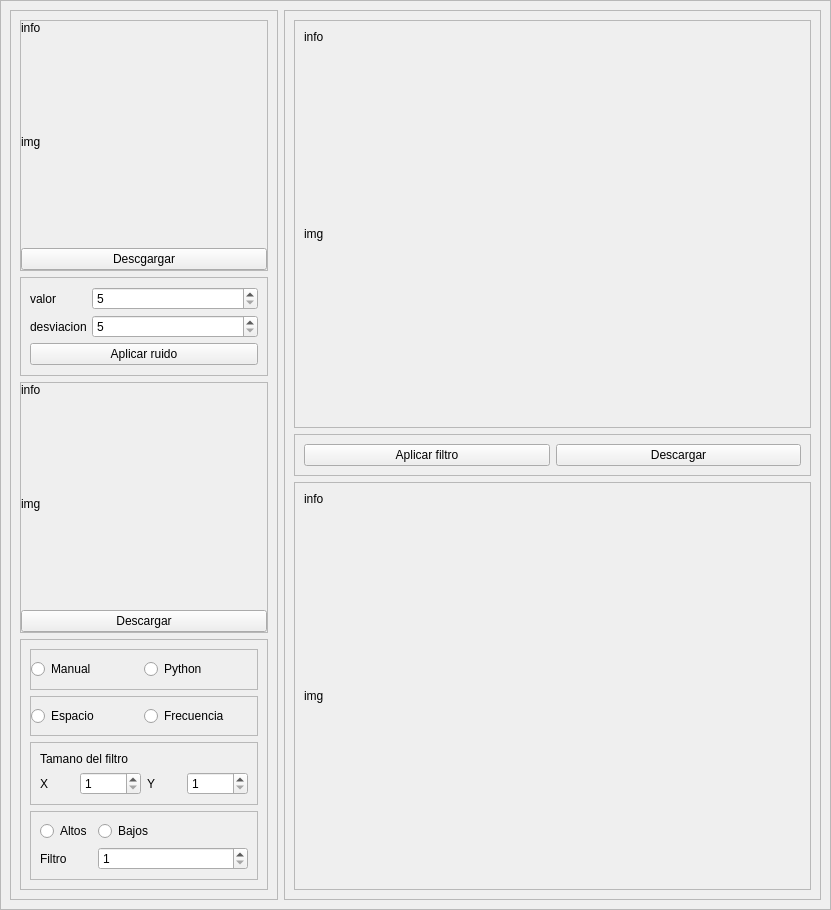
First picture: the form in gui2.ui, repository leninrkb/reduccion-de-ruido-con-python, before the edit.
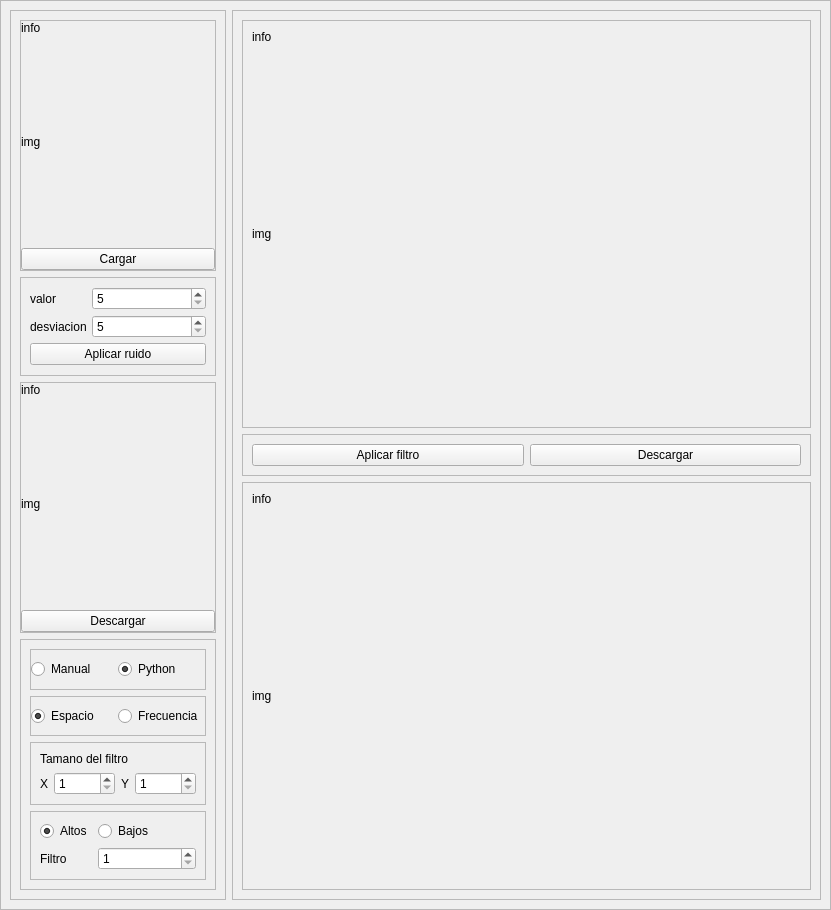
Second picture: the form after the edit.

Commit message: adapto main a gui

Patch:
```diff
--- a/gui2.ui
+++ b/gui2.ui
@@ -38,7 +38,7 @@
       <property name="frameShadow">
        <enum>QFrame::Raised</enum>
       </property>
-      <layout class="QHBoxLayout" name="horizontalLayout" stretch="1,2">
+      <layout class="QHBoxLayout" name="horizontalLayout" stretch="0,1">
        <item>
         <widget class="QFrame" name="frame_2">
          <property name="frameShape">
@@ -89,7 +89,7 @@
              <item>
               <widget class="QPushButton" name="pushButton_cargar_img">
                <property name="text">
-                <string>Descgargar</string>
+                <string>Cargar</string>
                </property>
               </widget>
              </item>
@@ -257,6 +257,9 @@
                   <property name="text">
                    <string>Python</string>
                   </property>
+                  <property name="checked">
+                   <bool>true</bool>
+                  </property>
                  </widget>
                 </item>
                </layout>
@@ -291,6 +294,9 @@
                   <property name="text">
                    <string>Espacio</string>
                   </property>
+                  <property name="checked">
+                   <bool>true</bool>
+                  </property>
                  </widget>
                 </item>
                 <item>
@@ -370,6 +376,9 @@
                   <property name="text">
                    <string>Altos</string>
                   </property>
+                  <property name="checked">
+                   <bool>true</bool>
+                  </property>
                  </widget>
                 </item>
                 <item row="0" column="1">
```
The commit also changes 1 other file.
